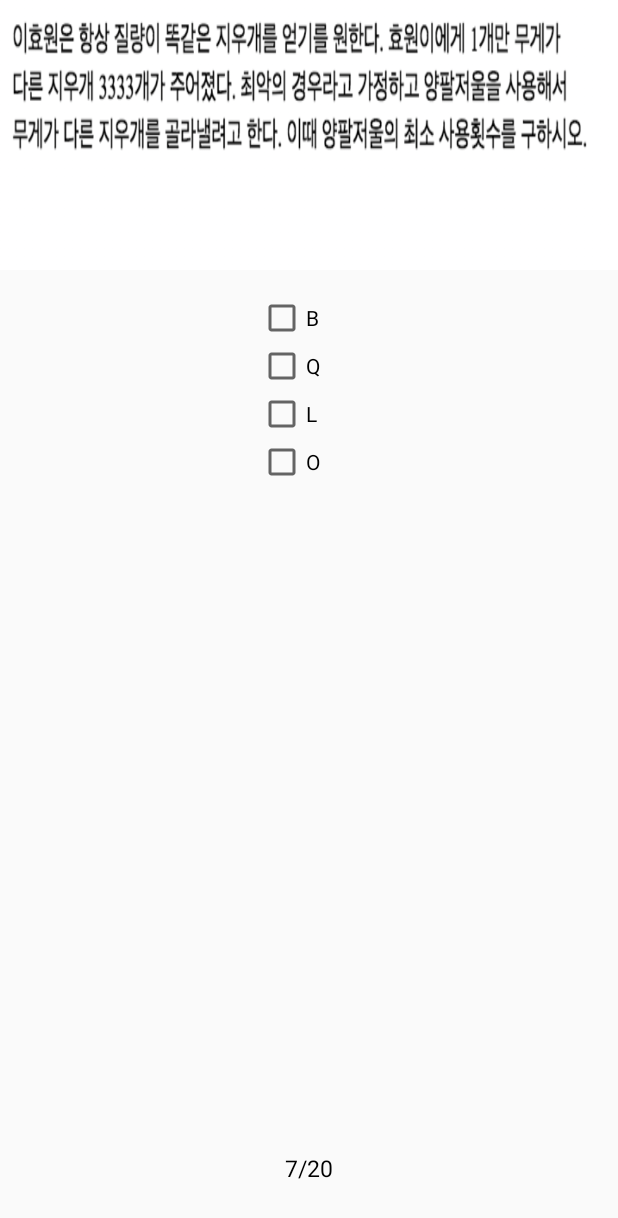
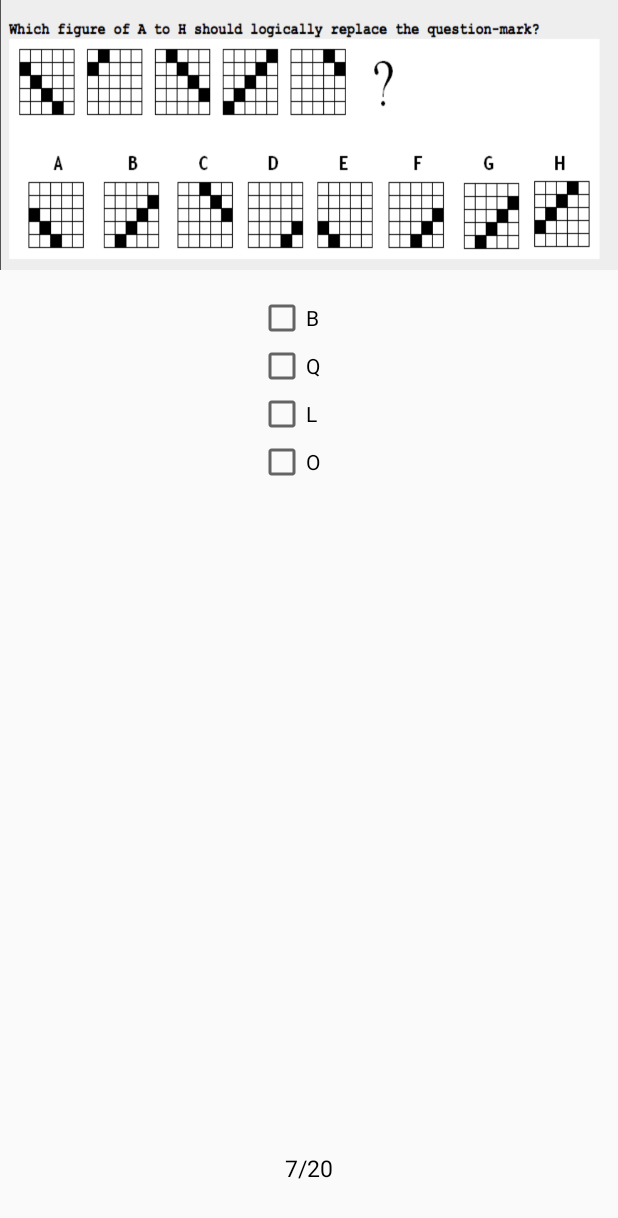
Before and after one commit to JuKyYoon/Pineapple, an Android app: the Survey19Activity screen opened directly, with no data from a screen before it, on a phone screen of 412 x 824 dp. Shown: the top 1218 px of the screen. Run offline under Robolectric (Android 15) with nearby library versions, the phone set to English and light mode, and no system bars.

Commit message:
Add a survey#21

```diff
--- a/app/src/main/java/pineapple/iq_quest/Survey19Activity.java
+++ b/app/src/main/java/pineapple/iq_quest/Survey19Activity.java
@@ -50,7 +50,7 @@ public class Survey19Activity extends Activity{
         finish();
         CheckBox answer_19_3 = (CheckBox) findViewById(R.id.answer_19_3);
         //option1.isChecked() 는 리턴값이 불
-
+        // D
         if(answer_19_3.isChecked()){
             LoginActivity.one.setOk(1);
         }
--- a/app/src/main/java/pineapple/iq_quest/Survey20Activity.java
+++ b/app/src/main/java/pineapple/iq_quest/Survey20Activity.java
@@ -50,7 +50,7 @@ public class Survey20Activity extends Activity{
         finish();
         CheckBox answer_20_3 = (CheckBox) findViewById(R.id.answer_20_3);
         //option1.isChecked() 는 리턴값이 불
-
+        // c
         if(answer_20_3.isChecked()){
             LoginActivity.one.setOk(1);
         }
--- a/app/src/main/res/layout/activity_survey19.xml
+++ b/app/src/main/res/layout/activity_survey19.xml
@@ -16,7 +16,7 @@
 
             android:layout_width="wrap_content"
             android:layout_height="180dp"
-            android:background="@drawable/problem_18"
+            android:background="@drawable/problem_19"
             android:textSize="30sp"
 
             />
--- a/app/src/main/res/layout/activity_survey20.xml
+++ b/app/src/main/res/layout/activity_survey20.xml
@@ -16,7 +16,7 @@
 
             android:layout_width="wrap_content"
             android:layout_height="180dp"
-            android:background="@drawable/problem_18"
+            android:background="@drawable/problem_20"
             android:textSize="30sp"
 
             />
```
Also changed, not shown: app/src/main/res/drawable/problem_18.png, app/src/main/res/drawable/problem_19.png (added), app/src/main/res/drawable/problem_20.png (added), 2 other files.
